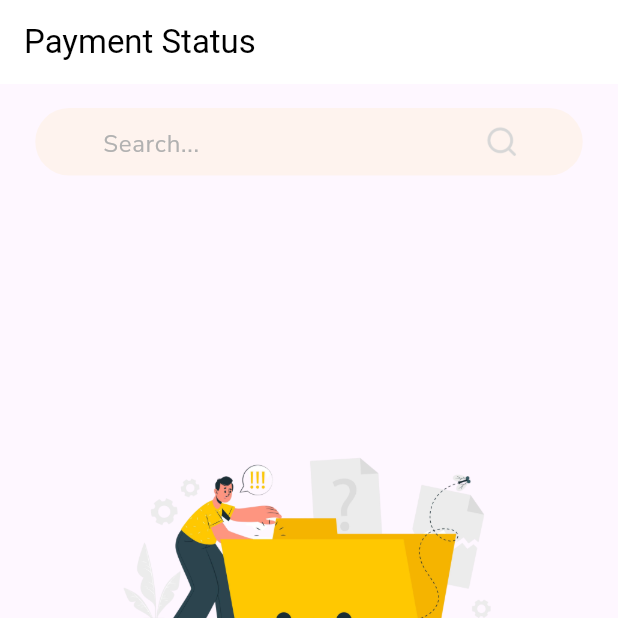
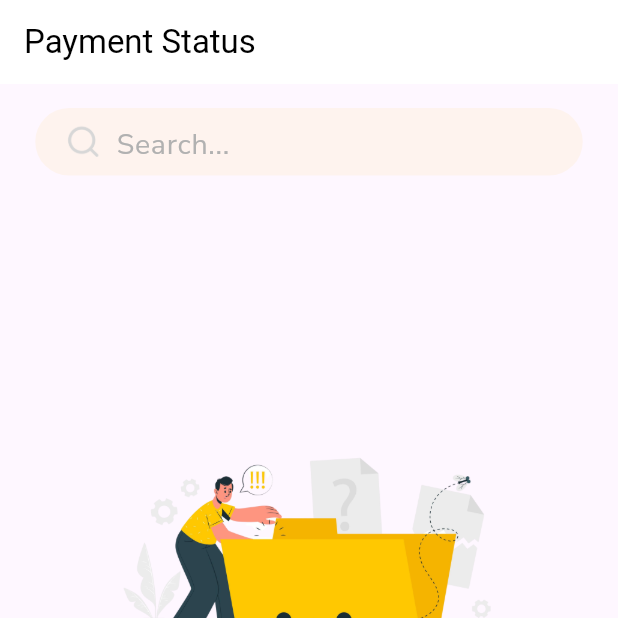
Before and after one commit to issunajeeb7/Hostel-Mess-Managment-System, a Flutter app: the AdminFeeStatusScreen screen opened directly, on a phone screen of 412 x 824 dp, the top half of it. Run offline on Flutter 3.47's test engine with Material 3 defaults, Android fonts, the phone set to English and light mode, and no system bars; our stand-ins replace audioplayers, cached_network_image, cloud_firestore, firebase_auth, firebase_core, firebase_storage and 4 more; missing offline and left inert: qr_code_scanner, razorpay_flutter; accounts and stored records are empty; network calls fail; project files that could hold a hidden picture were left out.

Commit message:
Some nav bar edits

```diff
--- a/lib/admin_fee_status_screen.dart
+++ b/lib/admin_fee_status_screen.dart
@@ -42,7 +42,6 @@ class _AdminFeeStatusScreenState extends State<AdminFeeStatusScreen> {
         backgroundColor: Colors.white,
         foregroundColor: Colors.black,
       ),
-
       body: Column(
         children: [
           Padding(
@@ -50,39 +49,44 @@ class _AdminFeeStatusScreenState extends State<AdminFeeStatusScreen> {
             child: Container(
               width: 365.0,
               height: 45.0,
-              padding: const EdgeInsets.symmetric(horizontal: 10.0),
               decoration: BoxDecoration(
                 borderRadius: BorderRadius.circular(50.0),
                 color: const Color.fromARGB(20, 251, 196, 44),
               ),
-              child: Center(
+              child: Row(
+                mainAxisAlignment: MainAxisAlignment.start,
+                crossAxisAlignment: CrossAxisAlignment.center, // Add this line
+                children: [
+                  SizedBox(width: 20.0), // Padding left for the icon
+                  Image.asset(
+                    'assets/search.png',
+                    width: 24.0, // Icon width
+                    height: 24.0, // Icon height
+                  ),
+                  SizedBox(
+                      width: 10.0), // Space between the icon and the text field
+                  Expanded(
                     child: TextFormField(
                       controller: searchController,
                       decoration: InputDecoration(
                         hintText: 'Search...',
                         hintStyle: GoogleFonts.nunitoSans(
                           color: const Color.fromARGB(255, 177, 177, 177),
-                      fontSize: 16.0,
+                          fontSize: 19.0,
                         ),
                         border: InputBorder.none,
-                    contentPadding:
-                        const EdgeInsets.fromLTRB(35.0, 0.0, 35.0, 0.0),
-                    suffixIcon: Transform.translate(
-                      offset: const Offset(-20.0, 0.0),
-                      child: Transform.scale(
-                        scale: 0.5,
-                        child: Image.asset(
-                          'assets/search.png',
-                        ),
-                      ),
-                    ),
+                        contentPadding: const EdgeInsets.symmetric(
+                            vertical:
+                                8.0), // Adjust vertical padding as needed
                       ),
                       style: GoogleFonts.nunitoSans(
                         fontSize: 16.0,
-                    color: Colors.black, // Adjust text color
+                        color: Colors.black,
                       ),
                       textAlignVertical: TextAlignVertical.center,
                     ),
+                  ),
+                ],
               ),
             ),
           ),
@@ -123,25 +127,25 @@ class _AdminFeeStatusScreenState extends State<AdminFeeStatusScreen> {
                         child: Center(
                           child: Column(
                             mainAxisAlignment: MainAxisAlignment.center,
-
                             children: [
-                              const SizedBox(height: 100,),
+                              const SizedBox(
+                                height: 100,
+                              ),
                               Image.asset(
                                 'assets/noresults.jpg', // Change to your image path
-                                width: 300, // Set the width as per your requirement
-                                height: 300, // Set the height as per your requirement
+                                width:
+                                    300, // Set the width as per your requirement
+                                height:
+                                    300, // Set the height as per your requirement
                               ),
-
                               Text(
                                 'OOPS!',
                                 style: GoogleFonts.nunitoSans(
                                   fontSize: 40,
                                   color: Color(0xFFFBC32C),
                                   fontWeight: FontWeight.w800,
-
                                 ),
                               ),
-
                               Text(
                                 'No results found, try searching again.',
                                 style: GoogleFonts.nunitoSans(
@@ -153,7 +157,6 @@ class _AdminFeeStatusScreenState extends State<AdminFeeStatusScreen> {
                           ),
                         ),
                       )
-
                     : ListView.builder(
                         itemCount:
                             userDocs.length + 1, // Add one for the headings row
@@ -161,14 +164,16 @@ class _AdminFeeStatusScreenState extends State<AdminFeeStatusScreen> {
                           if (index == 0) {
                             // This is the headings row
                             return Container(
-                        margin: const EdgeInsets.symmetric(horizontal: 16),
+                              margin:
+                                  const EdgeInsets.symmetric(horizontal: 16),
                               decoration: BoxDecoration(
-                          color: const Color(0xFFFFF9EA),
+                                color: Color.fromARGB(45, 251, 196, 44),
                                 borderRadius: BorderRadius.circular(14),
                               ),
                               child: ListTile(
                                 title: Row(
-                            mainAxisAlignment: MainAxisAlignment.spaceAround,
+                                  mainAxisAlignment:
+                                      MainAxisAlignment.spaceAround,
                                   children: [
                                     Expanded(
                                       child: Center(
@@ -176,7 +181,8 @@ class _AdminFeeStatusScreenState extends State<AdminFeeStatusScreen> {
                                           'Name',
                                           textAlign: TextAlign.center,
                                           style: GoogleFonts.nunitoSans(
-                                        fontWeight: FontWeight.w500),
+                                              fontWeight: FontWeight.w500,fontSize: 18),
+
                                         ),
                                       ),
                                     ),
@@ -186,7 +192,7 @@ class _AdminFeeStatusScreenState extends State<AdminFeeStatusScreen> {
                                           'ID',
                                           textAlign: TextAlign.center,
                                           style: GoogleFonts.nunitoSans(
-                                        fontWeight: FontWeight.w500),
+                                              fontWeight: FontWeight.w500,fontSize: 18),
                                         ),
                                       ),
                                     ),
@@ -196,7 +202,7 @@ class _AdminFeeStatusScreenState extends State<AdminFeeStatusScreen> {
                                           'Payment Status',
                                           textAlign: TextAlign.center,
                                           style: GoogleFonts.nunitoSans(
-                                        fontWeight: FontWeight.w500),
+                                              fontWeight: FontWeight.w500,fontSize: 18),
                                         ),
                                       ),
                                     ),
@@ -207,8 +213,8 @@ class _AdminFeeStatusScreenState extends State<AdminFeeStatusScreen> {
                           }
 
                           // Now handle the user data
-                    var userData =
-                        userDocs[index - 1].data() as Map<String, dynamic>;
+                          var userData = userDocs[index - 1].data()
+                              as Map<String, dynamic>;
                           if (userData['role'] != 'Hosteller') {
                             return Container(); // Skip non-hostellers
                           }
@@ -262,9 +268,11 @@ class _AdminFeeStatusScreenState extends State<AdminFeeStatusScreen> {
                               }
 
                               return Padding(
-                          padding: const EdgeInsets.symmetric(vertical: 3),
+                                padding:
+                                    const EdgeInsets.symmetric(vertical: 3),
                                 child: Container(
-                            margin: const EdgeInsets.symmetric(horizontal: 16),
+                                  margin: const EdgeInsets.symmetric(
+                                      horizontal: 16),
                                   decoration: BoxDecoration(
                                     color: const Color(0xFFFFF9EA),
                                     borderRadius: BorderRadius.circular(14),
--- a/lib/admin_scan_screen.dart
+++ b/lib/admin_scan_screen.dart
@@ -14,7 +14,7 @@ class AdminScanScreen extends StatefulWidget {
   _AdminScanScreenState createState() => _AdminScanScreenState();
 }
 
-class _AdminScanScreenState extends State<AdminScanScreen> {
+class _AdminScanScreenState extends State<AdminScanScreen>  {
   final GlobalKey qrKey = GlobalKey(debugLabel: 'QR');
   late QRViewController controller;
   bool scanned = false;
@@ -27,6 +27,7 @@ class _AdminScanScreenState extends State<AdminScanScreen> {
       StreamController<int>.broadcast(); // Make it a broadcast stream controller
 
   Stream<int> get counterStream => _counterStreamController.stream;
+
 
   @override
   void dispose() {
```
Also changed, not shown: lib/main.dart (+8 -1 lines), lib/main_screen.dart (+21 -14 lines). Lines whose indentation alone changed are shown as unchanged.
